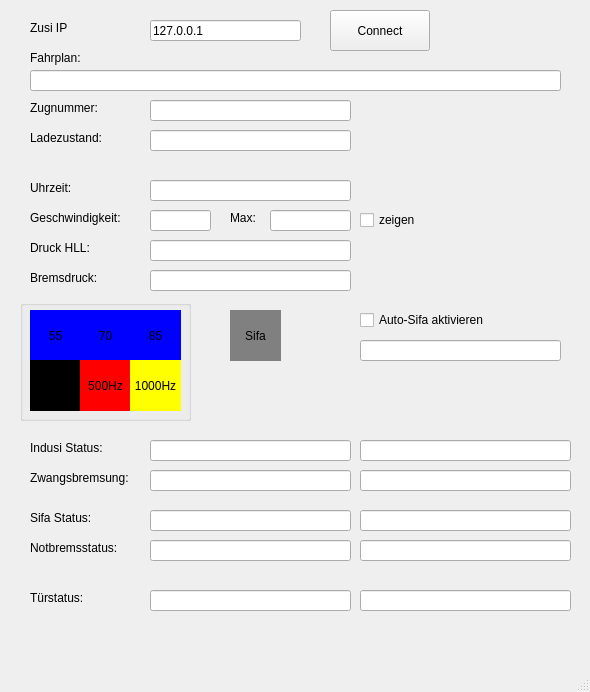
jokey2k/pyzusi3, file examples/pyzusidisplay/form.ui: the form before one commit.
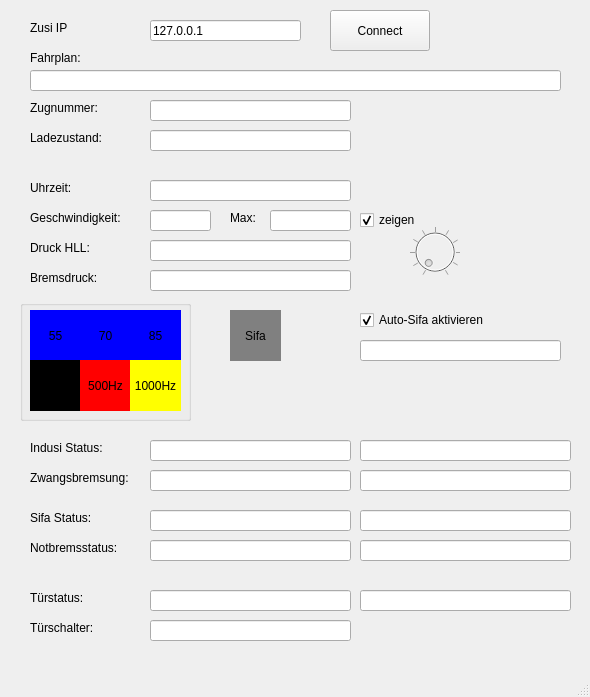
The form after the commit.

Commit message: Show meter for pressure and door switch selection

```diff
--- a/examples/pyzusidisplay/form.ui
+++ b/examples/pyzusidisplay/form.ui
@@ -7,7 +7,7 @@
     <x>0</x>
     <y>0</y>
     <width>590</width>
-    <height>692</height>
+    <height>697</height>
    </rect>
   </property>
   <property name="windowTitle">
@@ -666,6 +666,9 @@
     <property name="text">
      <string>zeigen</string>
     </property>
+    <property name="checked">
+     <bool>true</bool>
+    </property>
    </widget>
    <widget class="QCheckBox" name="autosifa_check">
     <property name="geometry">
@@ -679,6 +682,9 @@
     <property name="text">
      <string>Auto-Sifa aktivieren</string>
     </property>
+    <property name="checked">
+     <bool>true</bool>
+    </property>
    </widget>
    <widget class="QLineEdit" name="autosifastatus">
     <property name="geometry">
@@ -696,6 +702,60 @@
      <bool>true</bool>
     </property>
    </widget>
+   <widget class="QLabel" name="label_20">
+    <property name="geometry">
+     <rect>
+      <x>30</x>
+      <y>620</y>
+      <width>111</width>
+      <height>16</height>
+     </rect>
+    </property>
+    <property name="text">
+     <string>Türschalter:</string>
+    </property>
+   </widget>
+   <widget class="QLineEdit" name="tuerwahlschalter">
+    <property name="geometry">
+     <rect>
+      <x>150</x>
+      <y>620</y>
+      <width>201</width>
+      <height>21</height>
+     </rect>
+    </property>
+    <property name="alignment">
+     <set>Qt::AlignCenter</set>
+    </property>
+    <property name="readOnly">
+     <bool>true</bool>
+    </property>
+   </widget>
+   <widget class="QDial" name="bremsdruckanzeige">
+    <property name="enabled">
+     <bool>false</bool>
+    </property>
+    <property name="geometry">
+     <rect>
+      <x>410</x>
+      <y>220</y>
+      <width>50</width>
+      <height>64</height>
+     </rect>
+    </property>
+    <property name="maximum">
+     <number>100</number>
+    </property>
+    <property name="invertedAppearance">
+     <bool>false</bool>
+    </property>
+    <property name="notchTarget">
+     <double>10.000000000000000</double>
+    </property>
+    <property name="notchesVisible">
+     <bool>true</bool>
+    </property>
+   </widget>
   </widget>
   <widget class="QMenuBar" name="menubar">
    <property name="geometry">
```
Left out of the diff: 2 changed lines with no effect on the pictures. The commit also changes 2 other files.
